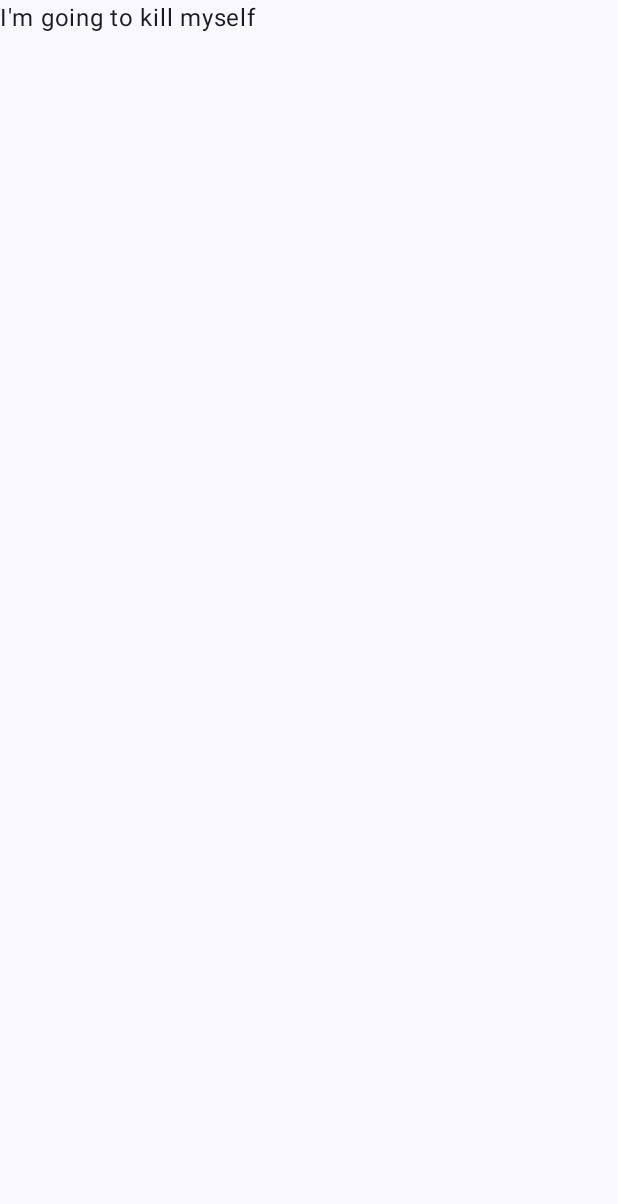
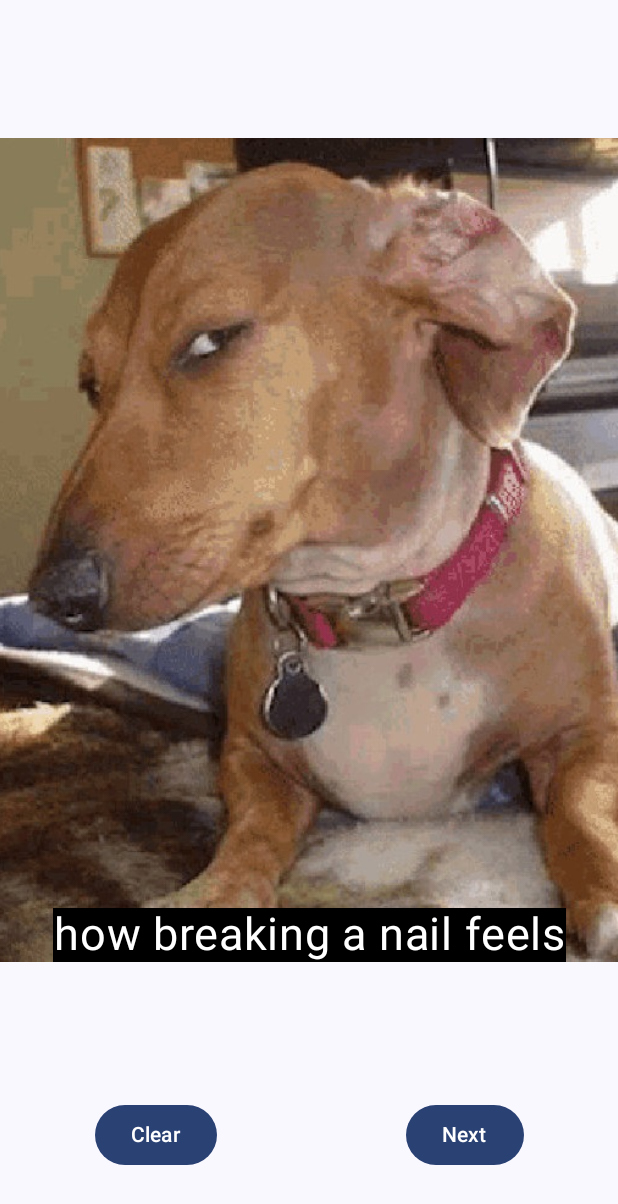
Before and after one commit to luyaso/Lucy_Android, an Android app built with Jetpack Compose: the screen it shows after launch (MainActivity), on a phone screen of 412 x 824 dp. Before the commit the part shown is almost empty. Shown: the top 1204 px of the screen. Run offline under Robolectric (Android 15) with nearby library versions, the phone set to English and light mode, and no system bars.

Commit message:
layout + localization

```diff
--- a/app/src/main/java/com/lyang25/memez/ui/HomeView.kt
+++ b/app/src/main/java/com/lyang25/memez/ui/HomeView.kt
@@ -1,20 +1,78 @@
 package com.lyang25.memez.ui
 
+import androidx.compose.foundation.Image
+import androidx.compose.foundation.background
+import androidx.compose.foundation.layout.Arrangement
+import androidx.compose.foundation.layout.Box
+import androidx.compose.foundation.layout.Column
+import androidx.compose.foundation.layout.Row
 import androidx.compose.foundation.layout.fillMaxSize
+import androidx.compose.material3.Button
 import androidx.compose.material3.Text
 import androidx.compose.runtime.Composable
+import androidx.compose.ui.Alignment
 import androidx.compose.ui.Modifier
+import androidx.compose.ui.graphics.Color
+import androidx.compose.ui.layout.ContentScale
+import androidx.compose.ui.res.painterResource
+import androidx.compose.ui.res.stringResource
+import androidx.compose.ui.text.style.TextAlign
 import androidx.compose.ui.tooling.preview.Preview
+import androidx.compose.ui.unit.sp
 import androidx.lifecycle.viewmodel.compose.viewModel
+import com.lyang25.memez.R
 import com.lyang25.memez.ui.model.MemezVM
 import com.lyang25.memez.ui.theme.MemezTheme
 
 @Composable
 fun HomeView(viewModel: MemezVM, modifier: Modifier) {
-    Text(
-        text = "I'm going to kill myself",
-        modifier = modifier
-    )
+
+    Column(
+        verticalArrangement = Arrangement.Center
+    ) {
+        Box(modifier.weight(1f))
+
+        Box(modifier.weight(6f),
+            contentAlignment = Alignment.BottomCenter
+        ) {
+            Column(
+                verticalArrangement = Arrangement.Center,
+                horizontalAlignment = Alignment.CenterHorizontally,
+                modifier = Modifier.fillMaxSize()
+            ) {
+                Image(
+                    painter = painterResource(viewModel.currImg),
+                    contentDescription = "Meme Image",
+                    contentScale = ContentScale.Crop,
+                    modifier = Modifier.fillMaxSize())
+            }
+
+            Text(text = stringResource(id = viewModel.currStr),
+                color = Color.White,
+                fontSize = 30.sp,
+                textAlign = TextAlign.Center,
+                modifier = Modifier.background(Color.Black)
+            )
+        }
+
+        Box(modifier.weight(1f))
+
+        Row(
+            modifier.weight(1f),
+            horizontalArrangement = Arrangement.SpaceAround
+        ) {
+            Button(onClick = {
+
+            }) {
+                Text(stringResource(id = R.string.clear))
+            }
+            Button(onClick = {
+
+            }) {
+                Text(stringResource(id = R.string.next))
+            }
+        }
+    }
 }
 
 @Preview(showBackground = true)
--- a/app/src/main/res/values/strings.xml
+++ b/app/src/main/res/values/strings.xml
@@ -9,4 +9,7 @@
     <string name="memestr6">how breaking a nail feels</string>
     <string name="memestr7">seeing ur freshman roomie in the hall</string>
     <string name="memestr8">me when i have to make a memez app</string>
+
+    <string name="clear">Clear</string>
+    <string name="next">Next</string>
 </resources>
```
Also changed, not shown: app/src/main/res/drawable-nodpi/memez4.png, app/src/main/res/drawable-nodpi/memez8.jpg, 1 other file.
